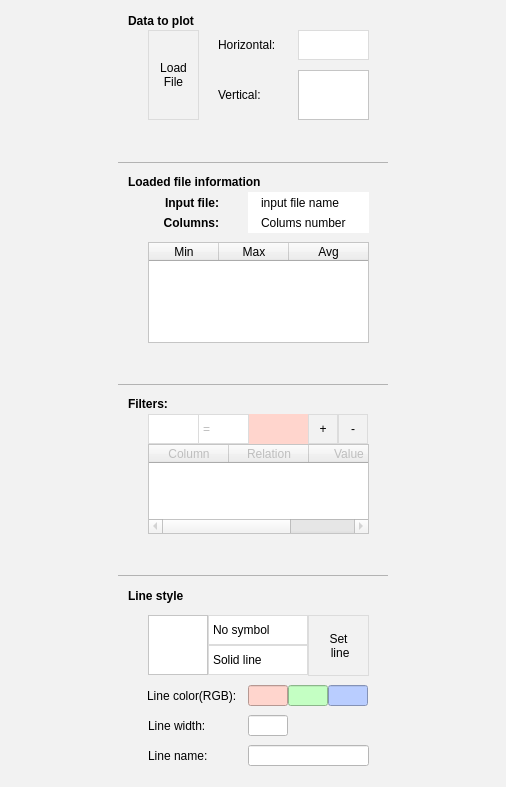
Before: the Qt Designer form column1D.ui in billcxx/MUPRO-visualization, drawn with Qt 5.
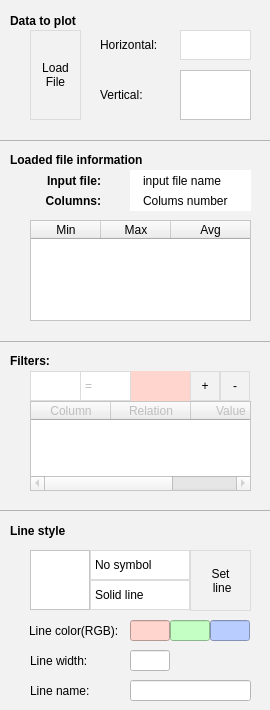
After: the same form once the commit is applied. Icons and pictures are not drawn.

The edit to the form file:
```diff
--- a/column1D.ui
+++ b/column1D.ui
@@ -6,8 +6,8 @@
    <rect>
     <x>0</x>
     <y>0</y>
-    <width>506</width>
-    <height>787</height>
+    <width>270</width>
+    <height>710</height>
    </rect>
   </property>
   <property name="windowTitle">
```
